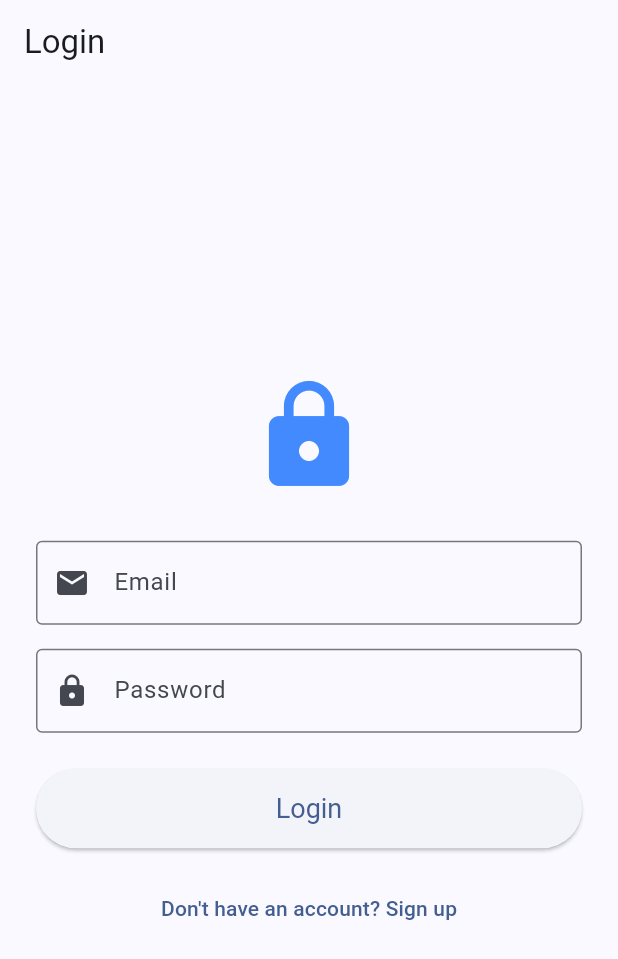
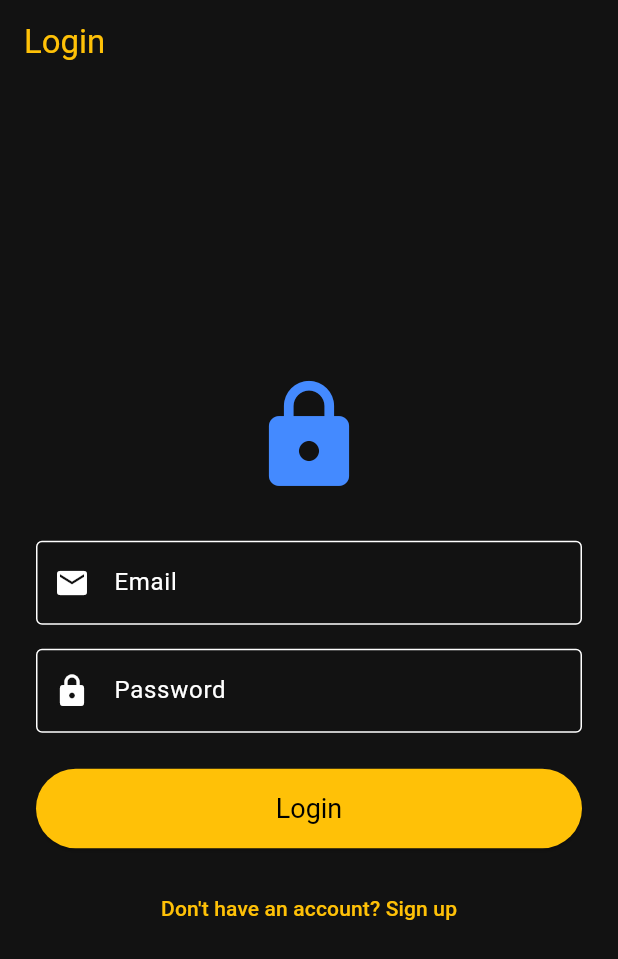
Before and after one commit to FaakhirMemon030/mood_tracker, a Flutter app: the screen it shows after launch, after a tap on "Skip", on a phone screen of 412 x 824 dp. Shown: the top 959 px of the screen. Run offline on Flutter 3.47's test engine with Material 3 defaults, Android fonts, the phone set to English and light mode, and no system bars; our stand-ins replace cloud_firestore, firebase_auth, firebase_core, flutter_native_splash; accounts and stored records are empty.

Commit message:
new commit

```diff
--- a/lib/main.dart
+++ b/lib/main.dart
@@ -1,6 +1,7 @@
 import 'package:flutter/material.dart';
 import 'package:firebase_core/firebase_core.dart';
 import 'package:flutter_native_splash/flutter_native_splash.dart';
+import 'firebase_options.dart';
 import 'screens/splash_screen.dart';
 
 void main() async {
@@ -8,7 +9,9 @@ void main() async {
   FlutterNativeSplash.preserve(widgetsBinding: widgetsBinding);
 
   try {
-    await Firebase.initializeApp();
+    await Firebase.initializeApp(
+      options: DefaultFirebaseOptions.currentPlatform,
+    );
   } catch (e) {
     debugPrint('Firebase initialisation warning (needs configuration): $e');
   }
@@ -26,8 +29,26 @@ class MoodTrackerApp extends StatelessWidget {
       title: 'Mood Tracker',
       debugShowCheckedModeBanner: false,
       theme: ThemeData(
-        primaryColor: Colors.blueAccent,
-        colorScheme: ColorScheme.fromSeed(seedColor: Colors.blueAccent),
+        brightness: Brightness.dark,
+        primaryColor: Colors.amber,
+        scaffoldBackgroundColor: const Color(0xFF121212),
+        colorScheme: const ColorScheme.dark(
+          primary: Colors.amber,
+          secondary: Colors.white,
+          surface: Color(0xFF1E1E1E),
+        ),
+        appBarTheme: const AppBarTheme(
+          backgroundColor: Color(0xFF121212),
+          foregroundColor: Colors.amber,
+          elevation: 0,
+        ),
+        elevatedButtonTheme: ElevatedButtonThemeData(
+          style: ElevatedButton.styleFrom(
+            backgroundColor: Colors.amber,
+            foregroundColor: Colors.black,
+            textStyle: const TextStyle(fontWeight: FontWeight.bold),
+          ),
+        ),
         useMaterial3: true,
       ),
       home: const SplashScreen(),
```
Also changed, not shown: 2 other files.
